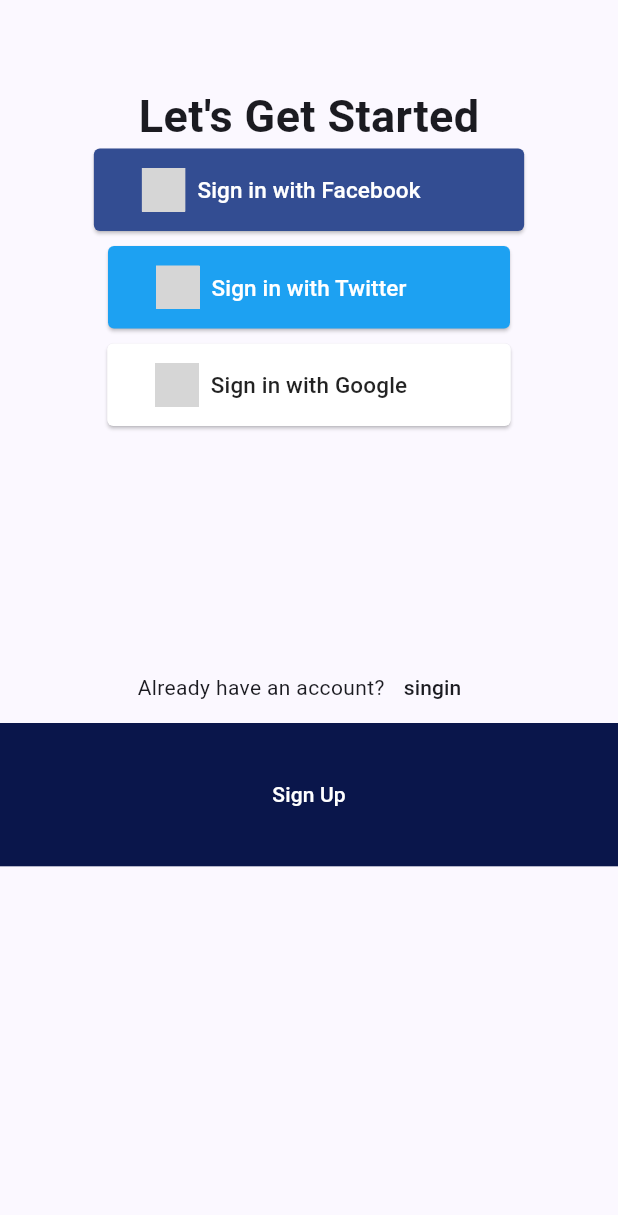
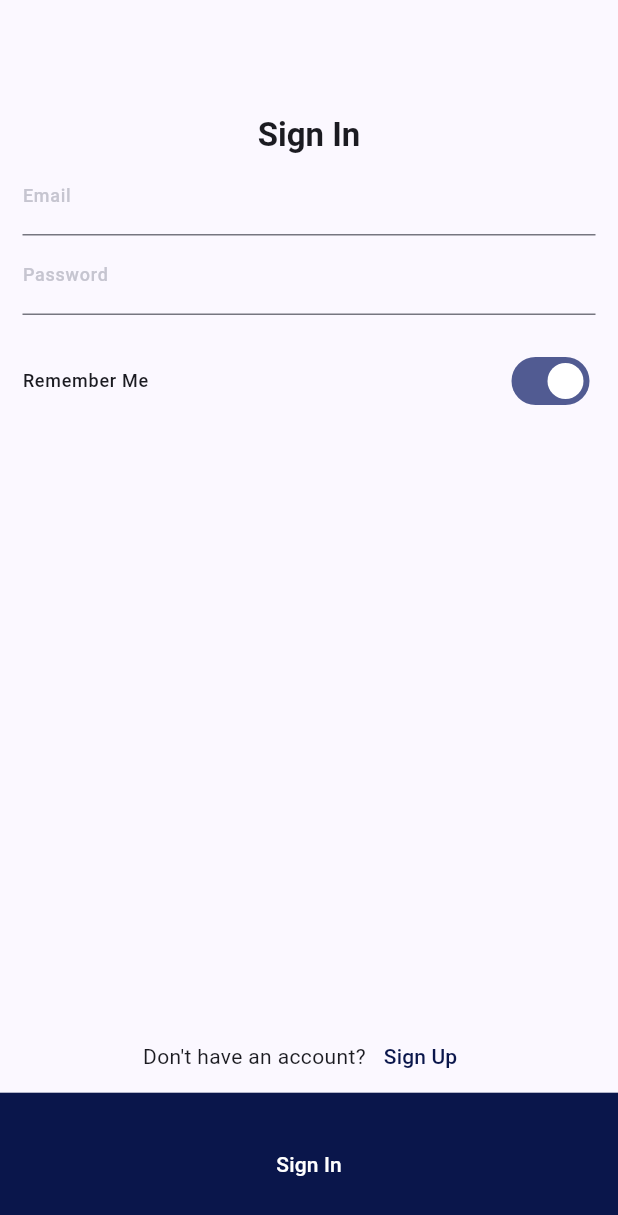
Before and after one commit to Taseen23/e-commerce_bloc, a Flutter app: the LoginScreen screen opened by its route, on a phone screen of 412 x 824 dp. Shown: the top 1215 px of the screen. Run offline on Flutter 3.47's test engine with Material 3 defaults, Android fonts, the phone set to English and light mode, and no system bars; drawn by our look-alikes of social_login_buttons; our stand-ins replace bloc, cached_network_image, cloud_firestore, equatable, firebase_auth, firebase_core and 10 more; accounts and stored records are empty; grey boxes are pictures that could not be loaded.

Commit message:
Page Rename

```diff
--- a/lib/src/blocs/Authentication/bloc/login_state.dart
+++ b/lib/src/blocs/Authentication/bloc/login_state.dart
@@ -7,11 +7,10 @@ sealed class LoginState extends Equatable {
 }
 
 final class LoginInitial extends LoginState {
-  final TextEditingController emailController = TextEditingController();
   final TextEditingController passwordController = TextEditingController();
-
+  final TextEditingController emiailController = TextEditingController();
   @override
-  List<Object?> get props => [emailController, passwordController];
+  List<Object?> get props => [passwordController, emiailController];
 }
 
 class LogingLoading extends LoginState {}
--- a/lib/src/presentation/Screens/HomeScreen.dart
+++ b/lib/src/presentation/Screens/HomeScreen.dart
@@ -22,7 +22,7 @@ class HomeScreen extends StatelessWidget {
           BlocListener<LoginBloc, LoginState>(
             listener: (context, state) {
               if (state is LogOutSuccess) {
-                context.goNamed(Routes.LoginRoute);
+                context.goNamed(Routes.WelcomeScreen);
               }
               if (state is LogOutFailed) {
                 Fluttertoast.showToast(msg: state.massage);
--- a/lib/src/presentation/Screens/SignInScreen.dart
+++ b/lib/src/presentation/Screens/SignInScreen.dart
@@ -1,7 +1,3 @@
-import 'package:e_commerce_bloc/src/blocs/Authentication/bloc/login_bloc.dart';
-import 'package:e_commerce_bloc/src/blocs/Authentication/bloc/register_bloc.dart';
-import 'package:e_commerce_bloc/src/blocs/cubit/remember_switch_cubit.dart';
-import 'package:e_commerce_bloc/src/presentation/widgets/Bottom_Button.dart';
 import 'package:flutter/material.dart';
 import 'package:flutter_bloc/flutter_bloc.dart';
 import 'package:flutter_screenutil/flutter_screenutil.dart';
@@ -10,131 +6,157 @@ import 'package:gap/gap.dart';
 import 'package:go_router/go_router.dart';
 import 'package:loading_animation_widget/loading_animation_widget.dart';
 
+import '../../blocs/Authentication/bloc/login_bloc.dart';
+import '../../blocs/cubit/remember_switch_cubit.dart';
 import '../../routes/route_page.dart';
+import '../../utlls/values.dart';
+import '../widgets/Fullwidth_Button.dart';
 
-class RegistrationScreen extends StatelessWidget {
-  const RegistrationScreen({super.key});
+class LoginScreen extends StatelessWidget {
+  const LoginScreen({super.key});
 
   @override
   Widget build(BuildContext context) {
+    final formKey = GlobalKey<FormState>();
     final theme = Theme.of(context);
-    final formkey = GlobalKey<FormState>();
     return Scaffold(
       appBar: AppBar(),
-        body: Padding(
+      body: SingleChildScrollView(
         padding: const EdgeInsets.symmetric(horizontal: 15, vertical: 20),
         child: Column(
-            mainAxisSize: MainAxisSize.min,
-            mainAxisAlignment: MainAxisAlignment.center,
+          crossAxisAlignment: CrossAxisAlignment.center,
           children: [
-              Text("Welcome",
-                  style: Theme.of(context).textTheme.headlineLarge?.copyWith(
-                      color: Theme.of(context).colorScheme.onSurface)),
-              Text("please enter your data to continue",
-                  style: Theme.of(context).textTheme.bodySmall?.copyWith(
-                      color: Theme.of(context).colorScheme.onSurface)),
-              const Gap(100),
-              BlocConsumer<LoginBloc, LoginState>(listener: (context, state) {
+            Text(
+              'Sign In',
+              style: theme.textTheme.titleLarge?.copyWith(
+                  color: theme.colorScheme.onSurface,
+                  fontWeight: FontWeight.bold),
+            ),
+            BlocConsumer<LoginBloc, LoginState>(
+              listener: (context, state) {
                 if (state is LogingSuccess) {
                   context.goNamed(Routes.Home);
                 }
+
                 if (state is LogingFail) {
                   Fluttertoast.showToast(msg: state.massage);
                 }
-              }, builder: (context, state) {
+              },
+              builder: (context, state) {
                 if (state is LoginInitial) {
                   return Form(
-                      key: formkey,
+                    key: formKey,
                     child: Column(
                       mainAxisSize: MainAxisSize.min,
                       children: [
                         TextFormField(
-                              controller: state.emailController,
+                          controller: state.emiailController,
                           decoration: InputDecoration(
-                                label: const Text("Email"),
-                                labelStyle: Theme.of(context)
-                                    .textTheme
-                                    .labelMedium
-                                    ?.copyWith(
-                                        color: Theme.of(context)
-                                            .colorScheme
-                                            .outlineVariant),
-                                //  hintText: "Username",
+                            label: const Text('Email'),
+                            labelStyle: theme.textTheme.labelMedium?.copyWith(
+                                color: theme.colorScheme.outlineVariant),
                           ),
                           validator: (value) {
-                                if (value == " " || value == null) {
-                                  return "User Name is required";
+                            if (value == '' || value == null) {
+                              return 'Email is required';
                             } else {
-                                  return "Null";
+                              return null;
                             }
-                              }),
+                          },
+                        ),
                         TextFormField(
                           controller: state.passwordController,
                           decoration: InputDecoration(
-                                label: const Text("Password"),
-                                labelStyle: Theme.of(context)
-                                    .textTheme
-                                    .labelMedium
-                                    ?.copyWith(
-                                        color: Theme.of(context)
-                                            .colorScheme
-                                            .outlineVariant),
-                                //  hintText: "Password",
+                            label: const Text('Password'),
+                            labelStyle: theme.textTheme.labelMedium?.copyWith(
+                                color: theme.colorScheme.outlineVariant),
                           ),
                           validator: (value) {
-                                if (value == " " || value == null) {
-                                  return "Password is required";
+                            if (value == '' || value == null) {
+                              return 'Password is required';
                             } else {
-                                  return "Null";
+                              return null;
                             }
-                              }),
+                          },
+                        ),
                       ],
-                      ));
+                    ),
+                  );
                 } else {
                   return Container();
                 }
-              }),
+              },
+            ),
             const Gap(20),
             Row(
               mainAxisAlignment: MainAxisAlignment.spaceBetween,
               children: [
-                  const Text("Remeber Me"),
+                Text(
+                  'Remember Me',
+                  style: theme.textTheme.labelMedium,
+                ),
                 BlocBuilder<RememberSwitchCubit, RememberSwitchState>(
                   builder: (context, state) {
                     return Switch(
                       value: state is SwithChanged ? state.value : true,
                       onChanged: (value) => context
                           .read<RememberSwitchCubit>()
-                              .switchToggle(value));
+                          .switchToggle(value),
+                    );
                   },
                 )
               ],
+            ),
+          ],
+        ),
+      ),
+      bottomNavigationBar: Column(
+        mainAxisAlignment: MainAxisAlignment.center,
+        mainAxisSize: MainAxisSize.min,
+        crossAxisAlignment: CrossAxisAlignment.center,
+        children: [
+          Row(
+            mainAxisAlignment: MainAxisAlignment.center,
+            children: [
+              Text(
+                "Don't have an account?",
+                style: theme.textTheme.bodyMedium
+                    ?.copyWith(color: theme.colorScheme.onSurface),
+              ),
+              TextButton(
+                onPressed: () => context.pushNamed(Routes.SignupScreen),
+                child: Text(
+                  Values.SIGN_UP_BUTTON_TEXT,
+                  style: theme.textTheme.labelLarge
+                      ?.copyWith(color: theme.colorScheme.onPrimaryContainer),
+                ),
               )
             ],
           ),
-        ),
-        bottomNavigationBar: BlocBuilder<LoginBloc, LoginState>(
-          builder: ((context, state) {
-            return BottomButton(
-                buttonText: "Login",
-                buttonchild: state is RegisterLoading
+          BlocBuilder<LoginBloc, LoginState>(
+            builder: (context, state) {
+              return FullWidthButton(
+                buttonText:
+                    state is LoginInitial ? Values.SIGN_IN_BUTTON_TEXT : '',
+                buttonChild: state is LogingLoading
                     ? LoadingAnimationWidget.discreteCircle(
                         color: theme.colorScheme.onPrimaryContainer, size: 35.w)
                     : null,
                 onTap: () {
                   if (state is LoginInitial) {
-                    if (formkey.currentState!.validate()) {
+                    if (formKey.currentState!.validate()) {
                       context.read<LoginBloc>().add(RequestEmailLogin(
-                          email: state.emailController.text,
+                          email: state.emiailController.text,
                           password: state.passwordController.text,
                           isRemember: RememberSwitchCubit.isRemember));
-
-                      // ignore: avoid_print
-                      return context.goNamed(Routes.Home);
                     }
                   }
-                });
-          }),
-        ));
+                },
+              );
+            },
+          ),
+        ],
+      ),
+    );
   }
 }
--- a/lib/src/presentation/Screens/SplashScreen.dart
+++ b/lib/src/presentation/Screens/SplashScreen.dart
@@ -18,7 +18,7 @@ class SplashScreen extends StatelessWidget {
       body: BlocListener<SplashCubit, SplashState>(
         listener: (context, state) {
           if (state is SplashEnd) {
-            context.goNamed(Routes.LoginRoute);
+            context.goNamed(Routes.WelcomeScreen);
           }
         },
         child: Center(
--- a/lib/src/presentation/Screens/Sreens.dart
+++ b/lib/src/presentation/Screens/Sreens.dart
@@ -0,0 +1,4 @@
+export 'HomeScreen.dart';
+export 'SignInScreen.dart';
+export 'SignUpScreen.dart';
+export 'SplashScreen.dart';
--- /dev/null
+++ b/lib/src/presentation/widgets/Fullwidth_Button.dart
@@ -0,0 +1,43 @@
+import 'package:flutter/material.dart';
+import 'package:flutter_screenutil/flutter_screenutil.dart';
+
+class FullWidthButton extends StatelessWidget {
+  const FullWidthButton({
+    super.key,
+    this.onTap,
+    this.backgroundColor,
+    this.textColor,
+    this.textStyle,
+    required this.buttonText,
+    this.buttonChild,
+  });
+
+  final void Function()? onTap;
+  final Color? backgroundColor;
+  final Color? textColor;
+  final String buttonText;
+  final TextStyle? textStyle;
+  final Widget? buttonChild;
+
+  @override
+  Widget build(BuildContext context) {
+    return InkWell(
+      onTap: onTap,
+      child: Container(
+        height: 80.h,
+        color:
+            backgroundColor ?? Theme.of(context).colorScheme.onPrimaryContainer,
+        child: Center(
+          child: buttonChild ??
+              Text(
+                buttonText,
+                style: textStyle ??
+                    Theme.of(context).textTheme.labelLarge?.copyWith(
+                        color: textColor ??
+                            Theme.of(context).colorScheme.onSecondary),
+              ),
+        ),
+      ),
+    );
+  }
+}
--- a/lib/src/presentation/widgets/widgets.dart
+++ b/lib/src/presentation/widgets/widgets.dart
@@ -1,3 +1,5 @@
 export 'Bottom_Button.dart';
 export "Brand_Card.dart";
 export 'ShimmerEffectn.dart';
+export 'Search_bar.dart';
+export 'Fullwidth_Button.dart';
--- a/lib/src/routes/route_page.dart
+++ b/lib/src/routes/route_page.dart
@@ -1,4 +1,3 @@
-import 'package:e_commerce_bloc/src/presentation/Screens/WelcomeScreen.dart';
 import 'package:e_commerce_bloc/src/presentation/Screens/SignInScreen.dart';
 import 'package:e_commerce_bloc/src/presentation/Screens/SignUpScreen.dart';
 import 'package:e_commerce_bloc/src/presentation/Screens/SplashScreen.dart';
@@ -6,6 +5,7 @@ import 'package:flutter/material.dart';
 import 'package:go_router/go_router.dart';
 
 import '../presentation/Screens/HomeScreen.dart';
+import '../presentation/Screens/WelcomeScreen.dart';
 
 part 'routes.dart';
 
@@ -17,15 +17,15 @@ class RoutePages {
       pageBuilder: (context, state) => const MaterialPage(child: HomeScreen()),
     ),
     GoRoute(
-      path: Routes.LoginRoute,
-      name: Routes.LoginRoute,
-      pageBuilder: (context, state) => const MaterialPage(child: LoginScreen()),
+      path: Routes.LoginScreen,
+      name: Routes.LoginScreen,
+      pageBuilder: (context, state) => MaterialPage(child: LoginScreen()),
     ),
     GoRoute(
-      path: Routes.RegisterRoute,
-      name: Routes.RegisterRoute,
+      path: Routes.WelcomeScreen,
+      name: Routes.WelcomeScreen,
       pageBuilder: (context, state) =>
-          const MaterialPage(child: RegistrationScreen()),
+          const MaterialPage(child: WelcomeScreen()),
     ),
     GoRoute(
       path: Routes.SplashScreen,
--- a/lib/src/routes/routes.dart
+++ b/lib/src/routes/routes.dart
@@ -2,8 +2,8 @@ part of "route_page.dart";
 
 class Routes {
   static const String Home = '/home';
-  static const String LoginRoute = '/login';
-  static const String RegisterRoute = '/register';
+  static const String LoginScreen = '/login';
   static const String SplashScreen = '/';
   static const String SignupScreen = '/singup';
+  static const String WelcomeScreen = '/welcome';
 }
```
Also changed, not shown: lib/src/blocs/Authentication/bloc/login_bloc.dart (+11 -0 lines), lib/src/data/repository/authrepository.dart (+5 -23 lines), lib/src/presentation/Screens/WelcomeScreen.dart (+8 -15 lines). Lines whose indentation alone changed are shown as unchanged.
